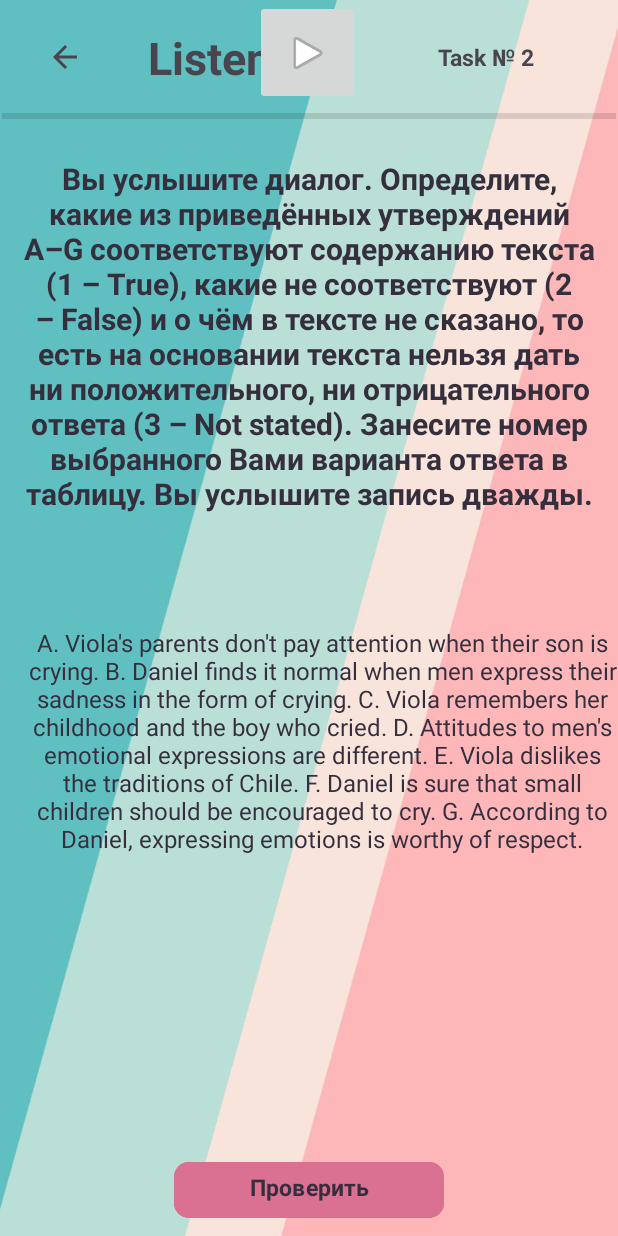
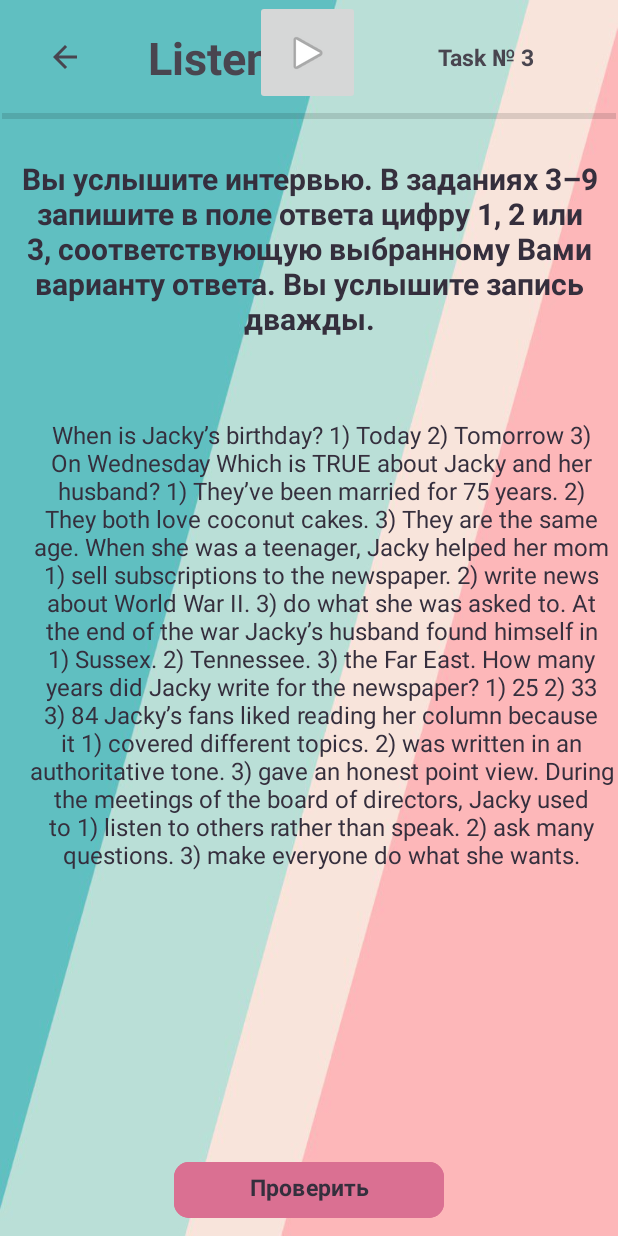
Before and after one commit to Vladimir-art/education-english, an Android app: the layout activity_listening_task3.xml on its own in the app's theme, with its tools: preview values and no code run, on a phone screen of 412 x 824 dp. Run offline under Robolectric (Android 15) with nearby library versions, the phone set to English and light mode, and no system bars; Roboto replaces fonts that are not available here.

Commit message:
listening task 3 face

```diff
--- a/app/src/main/AndroidManifest.xml
+++ b/app/src/main/AndroidManifest.xml
@@ -12,6 +12,9 @@
         android:supportsRtl="true"
         android:theme="@style/Theme.MyApplication"
         tools:targetApi="31">
+        <activity
+            android:name=".listening.ListeningSectionTask3"
+            android:exported="false" />
         <activity
             android:name=".listening.ListeningSectionTask2"
             android:exported="false" />
--- /dev/null
+++ b/app/src/main/java/com/example/myapplication/listening/ListeningSectionTask3.kt
@@ -0,0 +1,12 @@
+package com.example.myapplication.listening
+
+import androidx.appcompat.app.AppCompatActivity
+import android.os.Bundle
+import com.example.myapplication.R
+
+class ListeningSectionTask3 : AppCompatActivity() {
+    override fun onCreate(savedInstanceState: Bundle?) {
+        super.onCreate(savedInstanceState)
+        setContentView(R.layout.activity_listening_task3)
+    }
+}
--- a/app/src/main/res/layout/activity_listening_task2.xml
+++ b/app/src/main/res/layout/activity_listening_task3.xml
@@ -5,7 +5,7 @@
     android:layout_width="match_parent"
     android:layout_height="match_parent"
     android:background="@drawable/main_background_2"
-    tools:context=".listening.ListeningSectionTask2">
+    tools:context=".listening.ListeningSectionTask3">
     <View
         android:id="@+id/divider"
         android:layout_width="0dp"
@@ -45,11 +45,11 @@
         app:layout_constraintTop_toTopOf="parent" />
 
     <TextView
-        android:id="@+id/listening_section_task_2"
+        android:id="@+id/listening_section_task_3"
         android:layout_width="wrap_content"
         android:layout_height="wrap_content"
         android:fontFamily="@font/allerta"
-        android:text="@string/Task_2"
+        android:text="@string/Task_3"
         android:textAlignment="center"
         android:textSize="15sp"
         android:textStyle="bold"
@@ -59,7 +59,7 @@
         app:layout_constraintTop_toTopOf="parent" />
 
     <Button
-        android:id="@+id/listening_task_2_check_button"
+        android:id="@+id/listening_task_3_check_button"
         android:layout_width="180sp"
         android:layout_height="45sp"
         android:layout_marginBottom="8dp"
@@ -77,12 +77,12 @@
         tools:ignore="TouchTargetSizeCheck" />
 
     <TextView
-        android:id="@+id/listening_task_2_0_textView2"
-        android:layout_width="388dp"
-        android:layout_height="282dp"
+        android:id="@+id/listening_task_3_0_textView2"
+        android:layout_width="385dp"
+        android:layout_height="143dp"
         android:layout_marginTop="30dp"
         android:fontFamily="@font/allerta"
-        android:text="@string/listening_task2.0"
+        android:text="@string/listening_task3.0"
         android:textAlignment="center"
         android:textColor="@color/dark_purple"
         android:textSize="20sp"
@@ -92,19 +92,19 @@
         app:layout_constraintTop_toTopOf="@+id/divider" />
 
     <TextView
-        android:id="@+id/listening_task_1_1_textView3"
-        android:layout_width="394dp"
-        android:layout_height="187dp"
+        android:id="@+id/listening_task_3_1_textView3"
+        android:layout_width="395dp"
+        android:layout_height="336dp"
         android:layout_marginTop="30dp"
         android:fontFamily="@font/allerta"
-        android:text="@string/listening_task2.1"
+        android:text="@string/listening_task3.1"
         android:textAlignment="center"
         android:textColor="@color/dark_purple"
         android:textSize="16sp"
         app:layout_constraintEnd_toEndOf="parent"
         app:layout_constraintHorizontal_bias="1.0"
         app:layout_constraintStart_toStartOf="parent"
-        app:layout_constraintTop_toBottomOf="@+id/listening_task_2_0_textView2" />
+        app:layout_constraintTop_toBottomOf="@+id/listening_task_3_0_textView2" />
 
     <ImageButton
         android:id="@+id/listening_task_1_play_imageButton"
@@ -116,5 +116,4 @@
         app:srcCompat="@android:drawable/ic_media_play"
         tools:ignore="MissingConstraints,SpeakableTextPresentCheck"
         tools:layout_editor_absoluteY="631dp" />
-
 </androidx.constraintlayout.widget.ConstraintLayout>
--- a/app/src/main/res/values/strings.xml
+++ b/app/src/main/res/values/strings.xml
@@ -40,8 +40,7 @@ Many people miss their golden birthdays because it is not a wellknown celebratio
      5. I'm seen as a carer.
      6. I said yes to a different kind of experience.
      7. I'd like to feel more independent.</string>
-    <string name="listening_task2.0"> Вы услышите диалог. Определите, какие из приведённых утверждений А–G соответствуют содержанию текста (1 – True), какие не соответствуют (2 – False) и о чём в тексте не сказано, то есть на основании текста нельзя дать ни положительного, ни отрицательного ответа (3 – Not stated).
-        Занесите номер выбранного Вами варианта ответа в таблицу. Вы услышите запись дважды.</string>
+    <string name="listening_task2.0"> Вы услышите диалог. Определите, какие из приведённых утверждений А–G соответствуют содержанию текста (1 – True), какие не соответствуют (2 – False) и о чём в тексте не сказано, то есть на основании текста нельзя дать ни положительного, ни отрицательного ответа (3 – Not stated). Занесите номер выбранного Вами варианта ответа в таблицу. Вы услышите запись дважды.</string>
     <string name="listening_task2.1" tools:ignore="StringEscaping">
      A. Viola's parents don't pay attention when their son is crying.
      B. Daniel finds it normal when men express their sadness in the form of crying.
@@ -51,5 +50,42 @@ Many people miss their golden birthdays because it is not a wellknown celebratio
      F. Daniel is sure that small children should be encouraged to cry.
      G. According to Daniel, expressing emotions is worthy of respect.
      </string>
+    <string name="listening_task3.0">   Вы услышите интервью. В заданиях 3–9 запишите в поле ответа цифру 1, 2 или 3, соответствующую выбранному Вами варианту ответа. Вы услышите запись дважды.</string>
+    <string name="listening_task3.1" >
+     When is Jacky’s birthday?
+     1) Today
+     2) Tomorrow
+     3) On Wednesday
 
+     Which is TRUE about Jacky and her husband?
+     1) They’ve been married for 75 years.
+     2) They both love coconut cakes.
+     3) They are the same age.
+
+     When she was a teenager, Jacky helped her mom
+     1) sell subscriptions to the newspaper.
+     2) write news about World War II.
+     3) do what she was asked to.
+
+     At the end of the war Jacky’s husband found himself in
+     1) Sussex.
+     2) Tennessee.
+     3) the Far East.
+
+     How many years did Jacky write for the newspaper?
+     1) 25
+     2) 33
+     3) 84
+
+     Jacky’s fans liked reading her column because it
+     1) covered different topics.
+     2) was written in an authoritative tone.
+     3) gave an honest point view.
+
+     During the meetings of the board of directors, Jacky used to
+     1) listen to others rather than speak.
+     2) ask many questions.
+     3) make everyone do what she wants.
+
+     </string>
 </resources>
```
